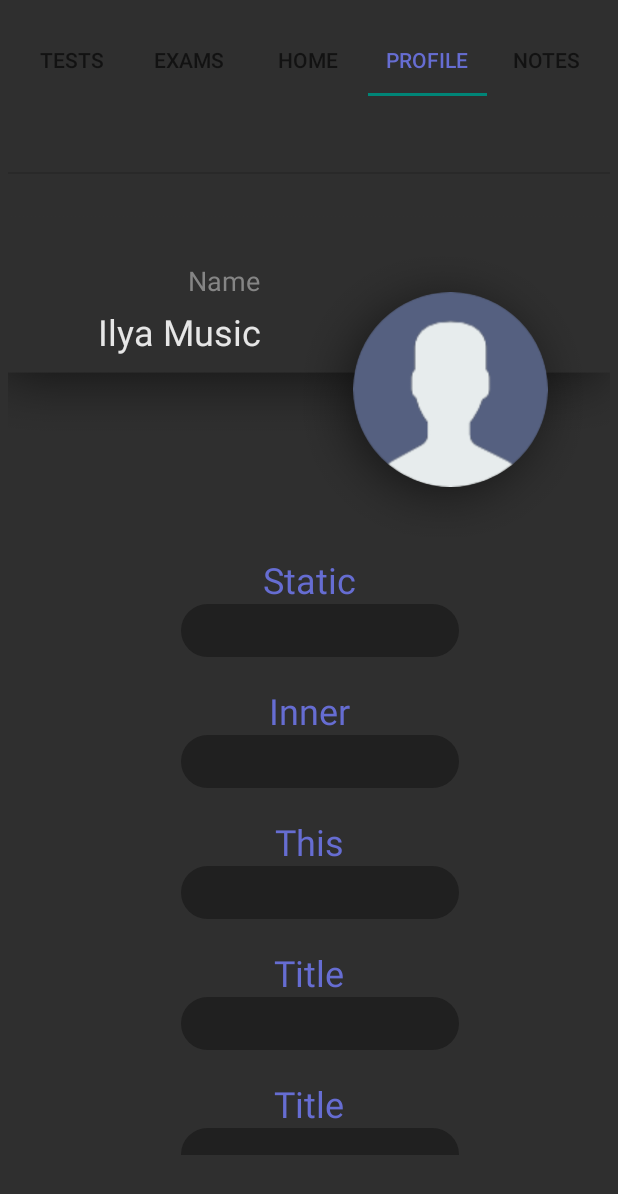
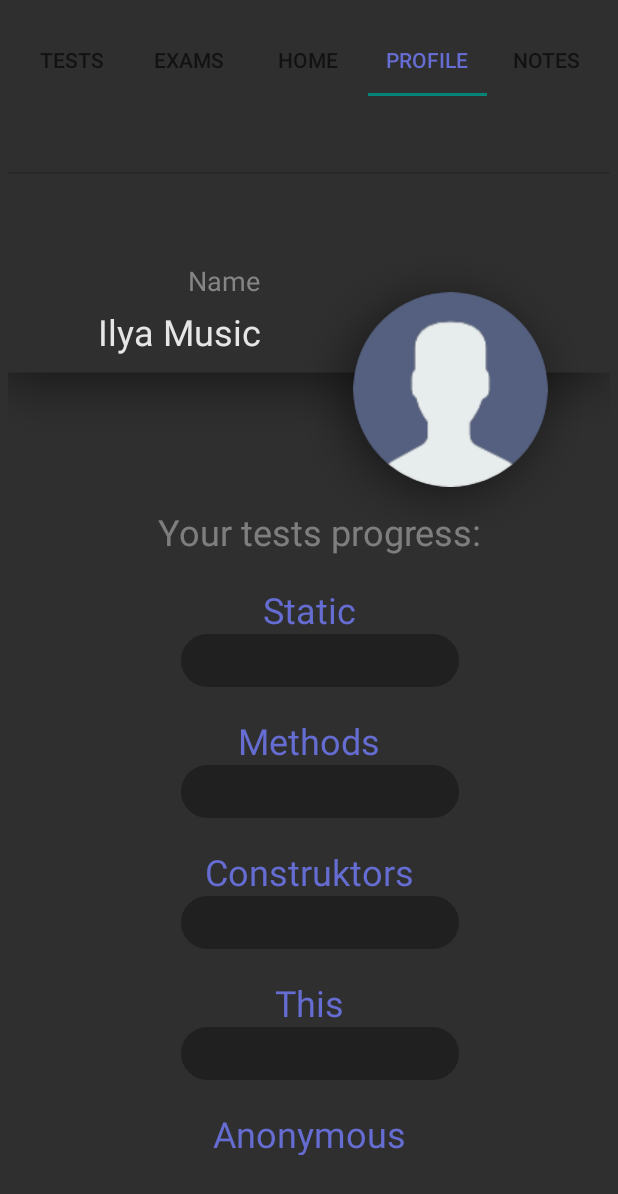
Before and after one commit to arbehshiks/JavaDaily1.03_Alpha, an Android app: the screen it shows after launch (MainActivity), tab 4 chosen, on a phone screen of 412 x 824 dp. Shown: the top 1194 px of the screen. Run offline under Robolectric (Android 15) with nearby library versions, the phone set to English and light mode, and no system bars; our stand-ins replace CircleImageView; network calls fail.

Commit message:
Profile completed

```diff
--- a/app/src/main/java/com/example/javadaily/Activities/Profile.java
+++ b/app/src/main/java/com/example/javadaily/Activities/Profile.java
@@ -18,23 +18,19 @@ import android.view.ViewGroup;
 import android.widget.ImageButton;
 import android.widget.ImageView;
 import android.widget.ProgressBar;
-
 import com.example.javadaily.Activities.Tests.ExampleTest;
 import com.example.javadaily.R;
-
 import java.io.FileNotFoundException;
 import java.io.IOException;
-
-
 import de.hdodenhof.circleimageview.CircleImageView;
-
 import static android.support.v4.provider.FontsContractCompat.FontRequestCallback.RESULT_OK;
+import static com.example.javadaily.Activities.Tests.ExampleTest.resultFromInnerTest;
+import static com.example.javadaily.Activities.Tests.ExampleTest.resultFromStaticTest;
+import static com.example.javadaily.Activities.Tests.ExampleTest.resultFromThisTest;
 
 public class Profile extends Fragment {
-
-
     ImageButton ProfilePicBtn;
-    ProgressBar prg1;
+    ProgressBar prg1,prg2,prg3,prg4,prg5,prg6,prg7,prg8,prg9;
     private CircleImageView ProfilePic;
     private static final int PICK_IMAGE = 1;
     Uri imageUri;
@@ -44,21 +40,19 @@ public class Profile extends Fragment {
     private Context context;
     public static View rooootView;
 
-
-    ExampleTest testValues = new ExampleTest();
-
-    public static int resultFromStaticTest;//Results
-    public static int resultFromInnerTest; //
-    public static int resultFromThisTest;  //
+    @Override
+    public void onStart() {
+        super.onStart();
 
 
+        if(resultFromStaticTest*20==prg1.getProgress()&resultFromInnerTest*20==prg8.getProgress()&resultFromThisTest*20==prg4.getProgress()){}else{
+        settingProgres();
+}
 
+    }
 
 
     @Nullable
-
-
-
     @Override
 
     public View onCreateView(LayoutInflater inflater, @Nullable ViewGroup container, @Nullable Bundle savedInstanceState) {
@@ -67,13 +61,12 @@ public class Profile extends Fragment {
 
         View rootView = inflater.inflate(R.layout.fragment_profile, container, false);
         rooootView = rootView;
-
-
         // Progress bars
         prg1 = (ProgressBar) rootView.findViewById(R.id.profileProgressBar);
 
-        resultFromStaticTest = testValues.resultFromStaticTest;
-        settingProgress();
+        prg4 = (ProgressBar) rootView.findViewById(R.id.profileProgressBar4);
+
+        prg8 = (ProgressBar) rootView.findViewById(R.id.profileProgressBar8);
 
 
 
@@ -82,7 +75,6 @@ public class Profile extends Fragment {
         ProfilePic.setOnClickListener(new View.OnClickListener() {
             @Override
             public void onClick(View view) {
-
                 Intent galleryIntent = new Intent(Intent.ACTION_GET_CONTENT);
                 galleryIntent.setType("image/*");
                 galleryIntent.setAction(Intent.ACTION_GET_CONTENT);
@@ -95,10 +87,23 @@ public class Profile extends Fragment {
 
     }
 
+    public void settingProgres(){
 
+        if(resultFromStaticTest*20!=prg1.getProgress()){
+            prg1.setProgress(0); // call these two methods before setting progress.
+            prg1.setProgress(resultFromStaticTest*20);
+        }
 
-    public void settingProgress(){
-        prg1.setProgress(resultFromStaticTest * 20);
+        if(resultFromInnerTest*20!=prg8.getProgress()){
+            prg8.setProgress(0); // call these two methods before setting progress.
+            prg8.setProgress(resultFromInnerTest*20);
+        }
+
+        if(resultFromThisTest*20!=prg4.getProgress()){
+            prg4.setProgress(0); // call these two methods before setting progress.
+            prg4.setProgress(resultFromThisTest*20);
+        }
+
 
     }
 
@@ -156,5 +161,4 @@ public class Profile extends Fragment {
         return null;
     }
 
-
 }
--- a/app/src/main/java/com/example/javadaily/Activities/Tests/ExampleTest.java
+++ b/app/src/main/java/com/example/javadaily/Activities/Tests/ExampleTest.java
@@ -114,12 +114,6 @@ public class ExampleTest extends AppCompatActivity {
                 answersArrayGiven[3]=( String.valueOf(radGrpANS4.getCheckedRadioButtonId()));
                 answersArrayGiven[4]=( String.valueOf(radGrpANS5.getCheckedRadioButtonId()));
 
-                System.out.println(String.valueOf(radGrpANS1.getCheckedRadioButtonId()));
-                System.out.println(String.valueOf(radGrpANS2.getCheckedRadioButtonId()));
-                System.out.println(String.valueOf(radGrpANS3.getCheckedRadioButtonId()));
-                System.out.println(String.valueOf(radGrpANS4.getCheckedRadioButtonId()));
-                System.out.println(String.valueOf(radGrpANS5.getCheckedRadioButtonId()));
-
                 for(int i=0;i<questionsArray.length;i++) {
                     sourceTextView[i].setVisibility(View.VISIBLE);
                     if (Array.get(answersArrayGiven, i).equals(Array.get(answersArray, i))) {
--- a/app/src/main/res/layout/fragment_profile.xml
+++ b/app/src/main/res/layout/fragment_profile.xml
@@ -69,8 +69,8 @@
 
     <ScrollView
         android:layout_width="match_parent"
-        android:layout_height="400dp"
-        android:layout_marginTop="255dp">
+        android:layout_height="380dp"
+        android:layout_marginTop="275dp">
 
         <LinearLayout
             android:layout_width="match_parent"
@@ -87,12 +87,12 @@
                 android:textSize="24sp" />
 
             <ProgressBar
+                android:progressDrawable="@drawable/profile_pb_list"
                 android:id="@+id/profileProgressBar"
                 style="?android:attr/progressBarStyleHorizontal"
                 android:layout_width="185dp"
                 android:layout_height="wrap_content"
                 android:layout_marginLeft="115dp"
-                android:indeterminate="true"
                 android:indeterminateDrawable="@drawable/profile_pb_list"
                 android:minHeight="35dp" />
 
@@ -108,18 +108,19 @@
                 android:id="@+id/profileTwList2"
                 android:layout_width="match_parent"
                 android:layout_height="wrap_content"
-                android:text="Inner"
+                android:text="Methods"
                 android:textAlignment="center"
                 android:textColor="@color/colorPrimaryText"
                 android:textSize="24sp" />
 
             <ProgressBar
+
+                android:progressDrawable="@drawable/profile_pb_list"
                 android:id="@+id/profileProgressBar2"
                 style="?android:attr/progressBarStyleHorizontal"
                 android:layout_width="185dp"
                 android:layout_height="wrap_content"
                 android:layout_marginLeft="115dp"
-                android:indeterminate="true"
                 android:indeterminateDrawable="@drawable/profile_pb_list"
                 android:minHeight="35dp" />
 
@@ -135,18 +136,18 @@
                 android:id="@+id/profileTwList3"
                 android:layout_width="match_parent"
                 android:layout_height="wrap_content"
-                android:text="This"
+                android:text="Construktors"
                 android:textAlignment="center"
                 android:textColor="@color/colorPrimaryText"
                 android:textSize="24sp" />
 
             <ProgressBar
+                android:progressDrawable="@drawable/profile_pb_list"
                 android:id="@+id/profileProgressBar3"
                 style="?android:attr/progressBarStyleHorizontal"
                 android:layout_width="185dp"
                 android:layout_height="wrap_content"
                 android:layout_marginLeft="115dp"
-                android:indeterminate="true"
                 android:indeterminateDrawable="@drawable/profile_pb_list"
                 android:minHeight="35dp" />
 
@@ -162,18 +163,18 @@
                 android:id="@+id/profileTwList4"
                 android:layout_width="match_parent"
                 android:layout_height="wrap_content"
-                android:text="Title"
+                android:text="This"
                 android:textAlignment="center"
                 android:textColor="@color/colorPrimaryText"
                 android:textSize="24sp" />
 
             <ProgressBar
+                android:progressDrawable="@drawable/profile_pb_list"
                 android:id="@+id/profileProgressBar4"
                 style="?android:attr/progressBarStyleHorizontal"
                 android:layout_width="185dp"
                 android:layout_height="wrap_content"
                 android:layout_marginLeft="115dp"
-                android:indeterminate="true"
                 android:indeterminateDrawable="@drawable/profile_pb_list"
                 android:minHeight="35dp" />
 
@@ -189,18 +190,124 @@
                 android:id="@+id/profileTwList5"
                 android:layout_width="match_parent"
                 android:layout_height="wrap_content"
-                android:text="Title"
+                android:text="Anonymous"
                 android:textAlignment="center"
                 android:textColor="@color/colorPrimaryText"
                 android:textSize="24sp" />
 
             <ProgressBar
+                android:progressDrawable="@drawable/profile_pb_list"
                 android:id="@+id/profileProgressBar5"
                 style="?android:attr/progressBarStyleHorizontal"
                 android:layout_width="185dp"
                 android:layout_height="wrap_content"
                 android:layout_marginLeft="115dp"
-                android:indeterminate="true"
+                android:indeterminateDrawable="@drawable/profile_pb_list"
+                android:minHeight="35dp" />
+
+            <TextView
+                android:id="@+id/textView9999"
+                android:layout_width="match_parent"
+                android:layout_height="wrap_content"
+                android:text="TextView"
+                android:textAlignment="center"
+                android:visibility="invisible" />
+            <TextView
+                android:id="@+id/profileTwList6"
+                android:layout_width="match_parent"
+                android:layout_height="wrap_content"
+                android:text="Super"
+                android:textAlignment="center"
+                android:textColor="@color/colorPrimaryText"
+                android:textSize="24sp" />
+
+            <ProgressBar
+                android:progressDrawable="@drawable/profile_pb_list"
+                android:id="@+id/profileProgressBar6"
+                style="?android:attr/progressBarStyleHorizontal"
+                android:layout_width="185dp"
+                android:layout_height="wrap_content"
+                android:layout_marginLeft="115dp"
+                android:indeterminateDrawable="@drawable/profile_pb_list"
+                android:minHeight="35dp" />
+            <TextView
+                android:id="@+id/textView8888"
+                android:layout_width="match_parent"
+                android:layout_height="wrap_content"
+                android:text="TextView"
+                android:textAlignment="center"
+                android:visibility="invisible" />
+
+            <TextView
+                android:id="@+id/profileTwList7"
+                android:layout_width="match_parent"
+                android:layout_height="wrap_content"
+                android:text="Class"
+                android:textAlignment="center"
+                android:textColor="@color/colorPrimaryText"
+                android:textSize="24sp" />
+
+            <ProgressBar
+                android:progressDrawable="@drawable/profile_pb_list"
+                android:id="@+id/profileProgressBar7"
+                style="?android:attr/progressBarStyleHorizontal"
+                android:layout_width="185dp"
+                android:layout_height="wrap_content"
+                android:layout_marginLeft="115dp"
+                android:indeterminateDrawable="@drawable/profile_pb_list"
+                android:minHeight="35dp" />
+
+            <TextView
+                android:id="@+id/textView6666"
+                android:layout_width="match_parent"
+                android:layout_height="wrap_content"
+                android:text="TextView"
+                android:textAlignment="center"
+                android:visibility="invisible" />
+
+            <TextView
+                android:id="@+id/profileTwList8"
+                android:layout_width="match_parent"
+                android:layout_height="wrap_content"
+                android:text="Inner classes"
+                android:textAlignment="center"
+                android:textColor="@color/colorPrimaryText"
+                android:textSize="24sp" />
+
+            <ProgressBar
+
+                android:progressDrawable="@drawable/profile_pb_list"
+                android:id="@+id/profileProgressBar8"
+                style="?android:attr/progressBarStyleHorizontal"
+                android:layout_width="185dp"
+                android:layout_height="wrap_content"
+                android:layout_marginLeft="115dp"
+                android:indeterminateDrawable="@drawable/profile_pb_list"
+                android:minHeight="35dp" />
+
+            <TextView
+                android:id="@+id/textView5555"
+                android:layout_width="match_parent"
+                android:layout_height="wrap_content"
+                android:text="TextView"
+                android:textAlignment="center"
+                android:visibility="invisible" />
+            <TextView
+                android:id="@+id/profileTwList9"
+                android:layout_width="match_parent"
+                android:layout_height="wrap_content"
+                android:text="Incapsulation"
+                android:textAlignment="center"
+                android:textColor="@color/colorPrimaryText"
+                android:textSize="24sp" />
+
+            <ProgressBar
+                android:progressDrawable="@drawable/profile_pb_list"
+                android:id="@+id/profileProgressBar9"
+                style="?android:attr/progressBarStyleHorizontal"
+                android:layout_width="185dp"
+                android:layout_height="wrap_content"
+                android:layout_marginLeft="115dp"
                 android:indeterminateDrawable="@drawable/profile_pb_list"
                 android:minHeight="35dp" />
 
@@ -212,7 +319,17 @@
         android:id="@+id/divider3"
         android:layout_width="match_parent"
         android:layout_height="1dp"
-        android:background="?android:attr/listDivider" /><![CDATA[
+        android:background="?android:attr/listDivider" />
+
+    <TextView
+        android:id="@+id/textView3"
+        android:layout_width="wrap_content"
+        android:layout_height="wrap_content"
+        android:text="Your tests progress:"
+        android:textColor="@color/hint_enter_note"
+        android:textSize="24sp"
+        android:translationX="100dp"
+        android:translationY="223dp" /><![CDATA[
 
 
 
```
